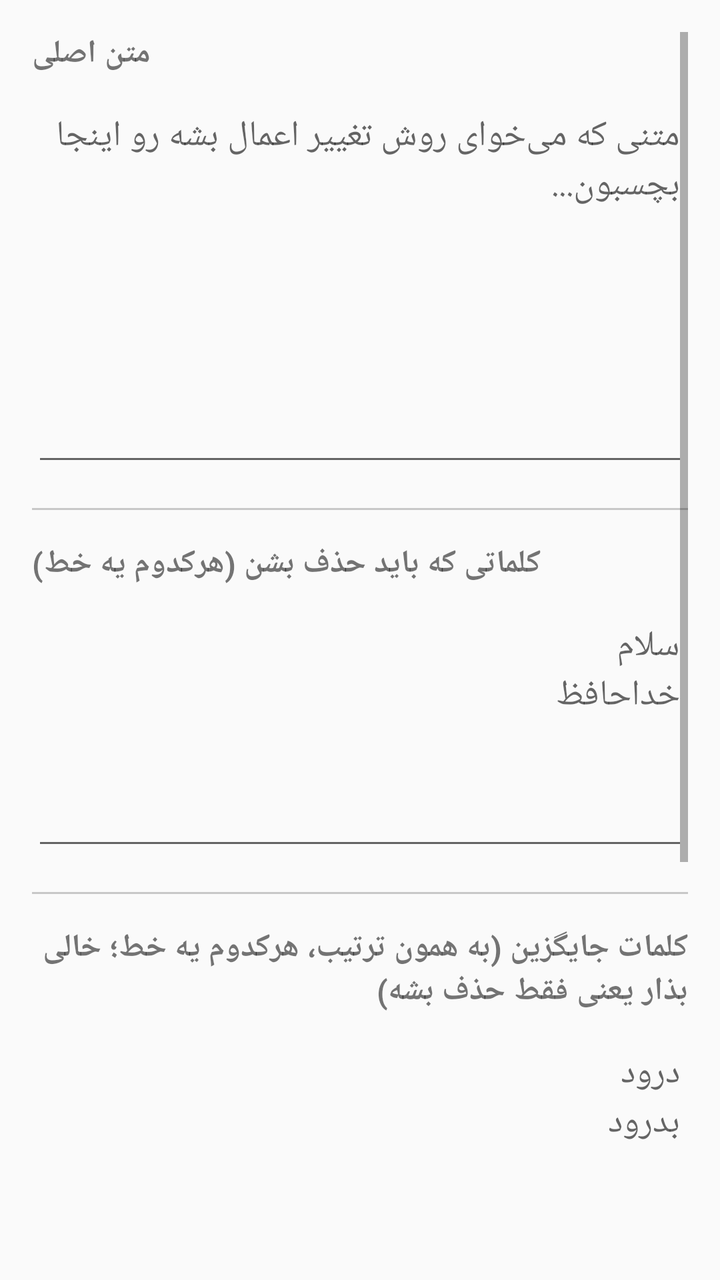
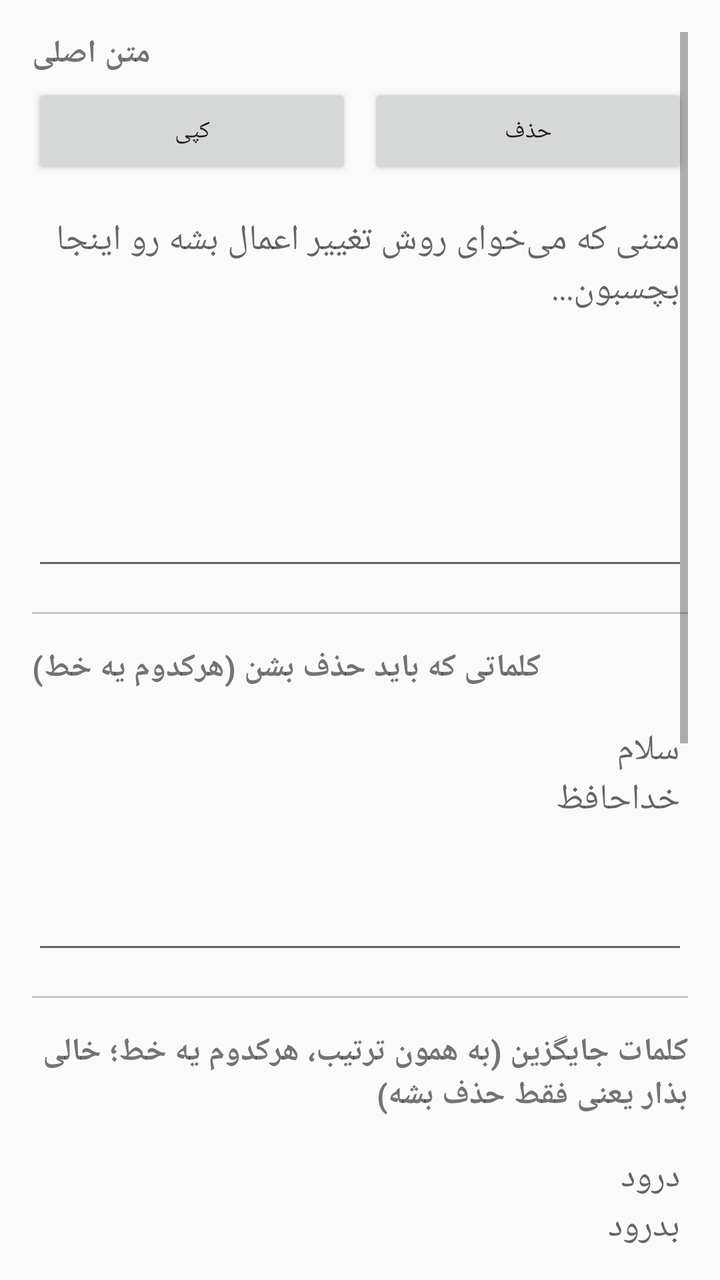

The first picture is an Android layout as it rendered before a commit; the second is the same layout after the commit. The layout source and the unified diff follow.
<!-- AndroidManifest.xml: application theme Theme.AppCompat.Light -->
<!-- res/layout/activity_text_replace.xml -->
<?xml version="1.0" encoding="utf-8"?>
<ScrollView xmlns:android="http://schemas.android.com/apk/res/android"
    android:layout_width="match_parent"
    android:layout_height="match_parent"
    android:padding="16dp">

    <LinearLayout
        android:layout_width="match_parent"
        android:layout_height="wrap_content"
        android:orientation="vertical">

        <TextView
            android:layout_width="wrap_content"
            android:layout_height="wrap_content"
            android:text="متن اصلی"
            android:textStyle="bold"
            android:textSize="16sp" />

        <EditText
            android:id="@+id/edtSourceText"
            android:layout_width="match_parent"
            android:layout_height="wrap_content"
            android:minLines="8"
            android:gravity="top|start"
            android:layout_marginTop="8dp"
            android:hint="متنی که می‌خوای روش تغییر اعمال بشه رو اینجا بچسبون..." />

        <View
            android:layout_width="match_parent"
            android:layout_height="1dp"
            android:background="#33000000"
            android:layout_marginVertical="16dp" />

        <TextView
            android:layout_width="wrap_content"
            android:layout_height="wrap_content"
            android:text="کلماتی که باید حذف بشن (هرکدوم یه خط)"
            android:textStyle="bold"
            android:textSize="16sp" />

        <EditText
            android:id="@+id/edtWordsToRemove"
            android:layout_width="match_parent"
            android:layout_height="wrap_content"
            android:minLines="5"
            android:gravity="top|start"
            android:layout_marginTop="8dp"
            android:hint="سلام&#10;خداحافظ" />

        <View
            android:layout_width="match_parent"
            android:layout_height="1dp"
            android:background="#33000000"
            android:layout_marginVertical="16dp" />

        <TextView
            android:layout_width="wrap_content"
            android:layout_height="wrap_content"
            android:text="کلمات جایگزین (به همون ترتیب، هرکدوم یه خط؛ خالی بذار یعنی فقط حذف بشه)"
            android:textStyle="bold"
            android:textSize="16sp" />

        <EditText
            android:id="@+id/edtWordsReplacement"
            android:layout_width="match_parent"
            android:layout_height="wrap_content"
            android:minLines="5"
            android:gravity="top|start"
            android:layout_marginTop="8dp"
            android:hint="درود&#10;بدرود" />

        <Button
            android:id="@+id/btnApplyReplace"
            android:layout_width="match_parent"
            android:layout_height="wrap_content"
            android:layout_marginTop="16dp"
            android:text="اعمال کن" />

        <TextView
            android:layout_width="wrap_content"
            android:layout_height="wrap_content"
            android:layout_marginTop="16dp"
            android:text="نتیجه:"
            android:textStyle="bold" />

        <EditText
            android:id="@+id/edtOutput"
            android:layout_width="match_parent"
            android:layout_height="wrap_content"
            android:minLines="8"
            android:gravity="top|start"
            android:layout_marginTop="8dp"
            android:background="#11000000"
            android:padding="8dp" />

    </LinearLayout>

</ScrollView>
<!-- resources referenced by this layout -->
<resources>

</resources>

<!-- the commit's change to res/layout/activity_text_replace.xml (unified diff, before → after) -->
@@ -1,5 +1,6 @@
 <?xml version="1.0" encoding="utf-8"?>
 <ScrollView xmlns:android="http://schemas.android.com/apk/res/android"
+    android:id="@+id/scrollRoot"
     android:layout_width="match_parent"
     android:layout_height="match_parent"
     android:padding="16dp">
@@ -15,6 +16,31 @@
             android:text="متن اصلی"
             android:textStyle="bold"
             android:textSize="16sp" />
+
+        <LinearLayout
+            android:layout_width="match_parent"
+            android:layout_height="wrap_content"
+            android:orientation="horizontal"
+            android:layout_marginTop="4dp">
+
+            <Button
+                android:id="@+id/btnCopySource"
+                android:layout_width="0dp"
+                android:layout_height="wrap_content"
+                android:layout_weight="1"
+                android:textSize="12sp"
+                android:text="کپی" />
+
+            <Button
+                android:id="@+id/btnClearSource"
+                android:layout_width="0dp"
+                android:layout_height="wrap_content"
+                android:layout_weight="1"
+                android:layout_marginStart="8dp"
+                android:textSize="12sp"
+                android:text="حذف" />
+
+        </LinearLayout>
 
         <EditText
             android:id="@+id/edtSourceText"
@@ -83,6 +109,54 @@
             android:text="نتیجه:"
             android:textStyle="bold" />
 
+        <LinearLayout
+            android:layout_width="match_parent"
+            android:layout_height="wrap_content"
+            android:orientation="horizontal"
+            android:layout_marginTop="4dp">
+
+            <EditText
+                android:id="@+id/edtSearchQuery"
+                android:layout_width="0dp"
+                android:layout_height="wrap_content"
+                android:layout_weight="1"
+                android:hint="سرچ کلمه در نتیجه..."
+                android:singleLine="true" />
+
+            <Button
+                android:id="@+id/btnSearch"
+                android:layout_width="wrap_content"
+                android:layout_height="wrap_content"
+                android:textSize="12sp"
+                android:text="🔍" />
+
+        </LinearLayout>
+
+        <LinearLayout
+            android:layout_width="match_parent"
+            android:layout_height="wrap_content"
+            android:orientation="horizontal"
+            android:layout_marginTop="4dp">
+
+            <Button
+                android:id="@+id/btnCopyOutput"
+                android:layout_width="0dp"
+                android:layout_height="wrap_content"
+                android:layout_weight="1"
+                android:textSize="12sp"
+                android:text="کپی" />
+
+            <Button
+                android:id="@+id/btnClearOutput"
+                android:layout_width="0dp"
+                android:layout_height="wrap_content"
+                android:layout_weight="1"
+                android:layout_marginStart="8dp"
+                android:textSize="12sp"
+                android:text="حذف" />
+
+        </LinearLayout>
+
         <EditText
             android:id="@+id/edtOutput"
             android:layout_width="match_parent"
